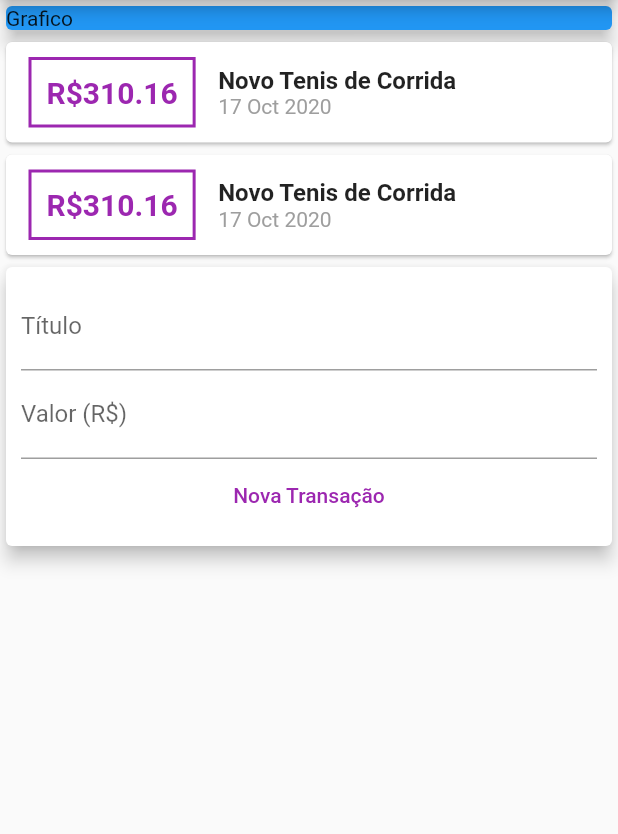
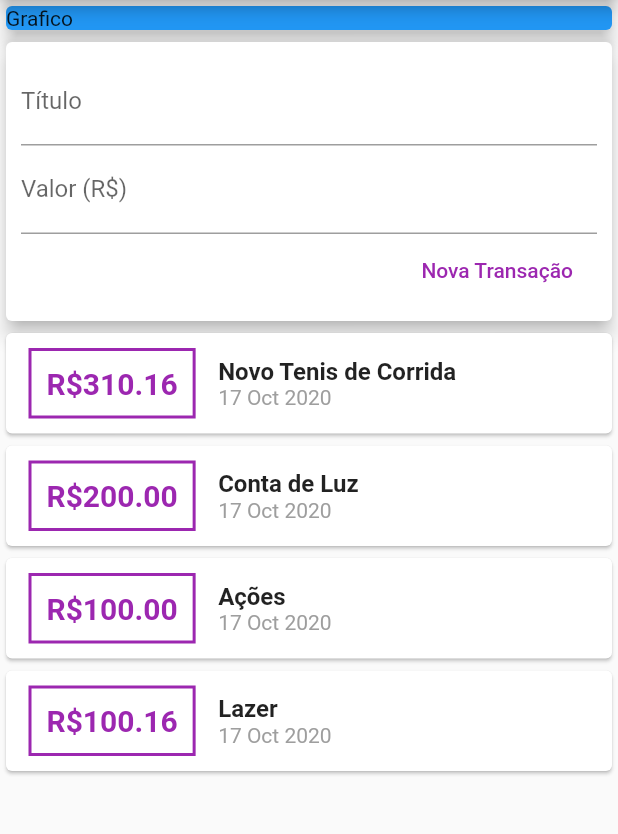
Before and after one commit to leanjr99/flutter_ui_despesas_pessoais, a Flutter app: the screen it shows after launch, on a phone screen of 412 x 824 dp, the part 84-918 px from its top. Run offline on Flutter 3.47's test engine with Material 2 defaults, Android fonts, the phone set to English and light mode, and no system bars.

Commit message:
integração do form com lista + scroll view

```diff
--- a/lib/components/transaction_form.dart
+++ b/lib/components/transaction_form.dart
@@ -3,6 +3,11 @@ import 'package:flutter/material.dart';
 class TransactionForm extends StatelessWidget {
   final titleController = TextEditingController();
   final valueController = TextEditingController();
+
+  final void Function(String, double) onSubmit;
+
+  TransactionForm(this.onSubmit);
+
   @override
   Widget build(BuildContext context) {
     return Card(
@@ -23,10 +28,19 @@ class TransactionForm extends StatelessWidget {
                 labelText: 'Valor (R\$)',
               ),
             ),
-            FlatButton(
-              onPressed: () {},
-              child: Text('Nova Transação'),
-              textColor: Colors.purple,
+            Row(
+              mainAxisAlignment: MainAxisAlignment.end,
+              children: <Widget>[
+                FlatButton(
+                  child: Text('Nova Transação'),
+                  textColor: Colors.purple,
+                  onPressed: () {
+                    final title = titleController.text;
+                    final value = double.tryParse(valueController.text) ?? 0.0;
+                    onSubmit(title, value);
+                  },
+                ),
+              ],
             ),
           ],
         ),
--- a/lib/components/transaction_list.dart
+++ b/lib/components/transaction_list.dart
@@ -9,7 +9,10 @@ class TransactionList extends StatelessWidget {
 
   @override
   Widget build(BuildContext contet) {
-    return Column(
+    return Container(
+      height: 300,
+      child: SingleChildScrollView(
+        child: Column(
           children: transactions.map((tr) {
             return Card(
               child: Row(
@@ -57,6 +60,8 @@ class TransactionList extends StatelessWidget {
               ),
             );
           }).toList(),
+        ),
+      ),
     );
   }
 }
--- a/lib/components/transaction_user.dart
+++ b/lib/components/transaction_user.dart
@@ -1,3 +1,5 @@
+import 'dart:math';
+
 import 'package:despesas_pessoais/models/transaction.dart';
 import 'package:flutter/material.dart';
 import 'transaction_form.dart';
@@ -18,18 +20,55 @@ class _TransactionUserState extends State<TransactionUser> {
     ),
     Transaction(
       id: 't2',
-      title: 'Novo Tenis de Corrida',
-      value: 310.16,
+      title: 'Conta de Luz',
+      value: 200,
+      date: DateTime.now(),
+    ),
+    Transaction(
+      id: 't3',
+      title: 'Ações',
+      value: 100,
+      date: DateTime.now(),
+    ),
+    Transaction(
+      id: 't4',
+      title: 'Lazer',
+      value: 100.16,
+      date: DateTime.now(),
+    ),
+    Transaction(
+      id: 't5',
+      title: 'Outros',
+      value: 10,
+      date: DateTime.now(),
+    ),
+    Transaction(
+      id: 't6',
+      title: 'Monitor',
+      value: 300,
       date: DateTime.now(),
     ),
   ];
+
+  _addTransaction(String title, double value) {
+    final newTransaction = Transaction(
+      id: Random().nextDouble().toString(),
+      title: title,
+      value: value,
+      date: DateTime.now(),
+    );
+
+    setState(() {
+      _transactions.add(newTransaction);
+    });
+  }
 
   @override
   Widget build(BuildContext context) {
     return Column(
       children: <Widget>[
+        TransactionForm(_addTransaction),
         TransactionList(_transactions),
-        TransactionForm(),
       ],
     );
   }
--- a/lib/main.dart
+++ b/lib/main.dart
@@ -20,7 +20,8 @@ class MyHomePage extends StatelessWidget {
       appBar: AppBar(
         title: Text('Despesas Pessoais'),
       ),
-      body: Column(
+      body: SingleChildScrollView(
+        child: Column(
           crossAxisAlignment: CrossAxisAlignment.stretch,
           children: <Widget>[
             Container(
@@ -33,6 +34,7 @@ class MyHomePage extends StatelessWidget {
             TransactionUser(),
           ],
         ),
+      ),
     );
   }
 }
```
Lines whose indentation alone changed are shown as unchanged.
